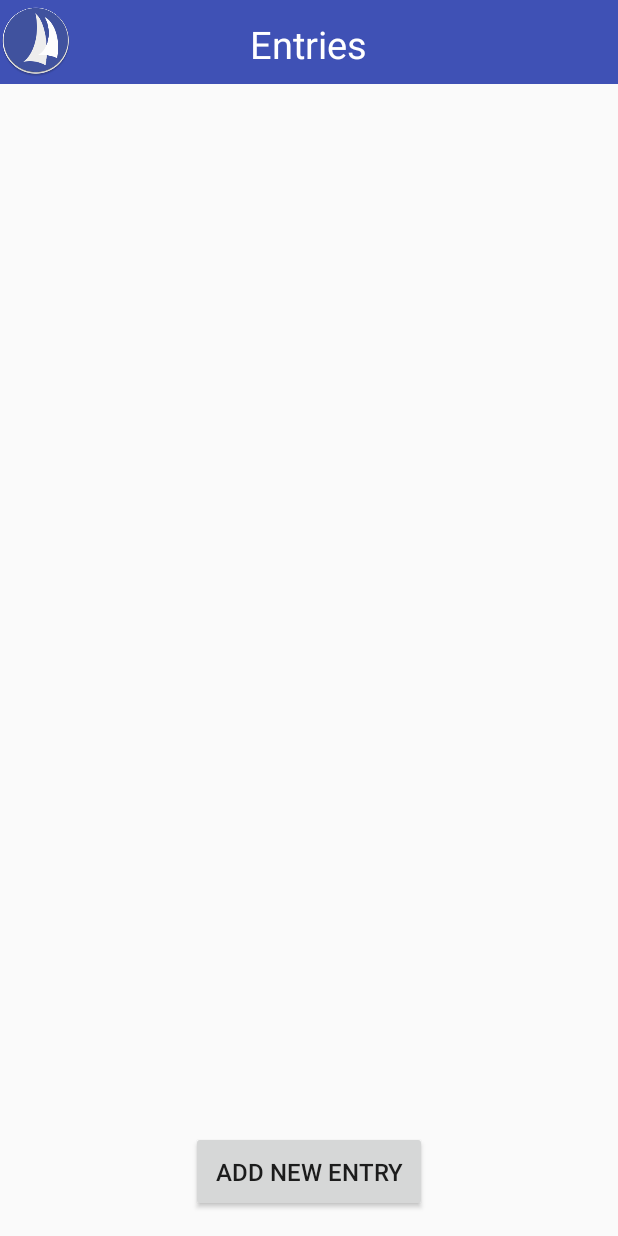
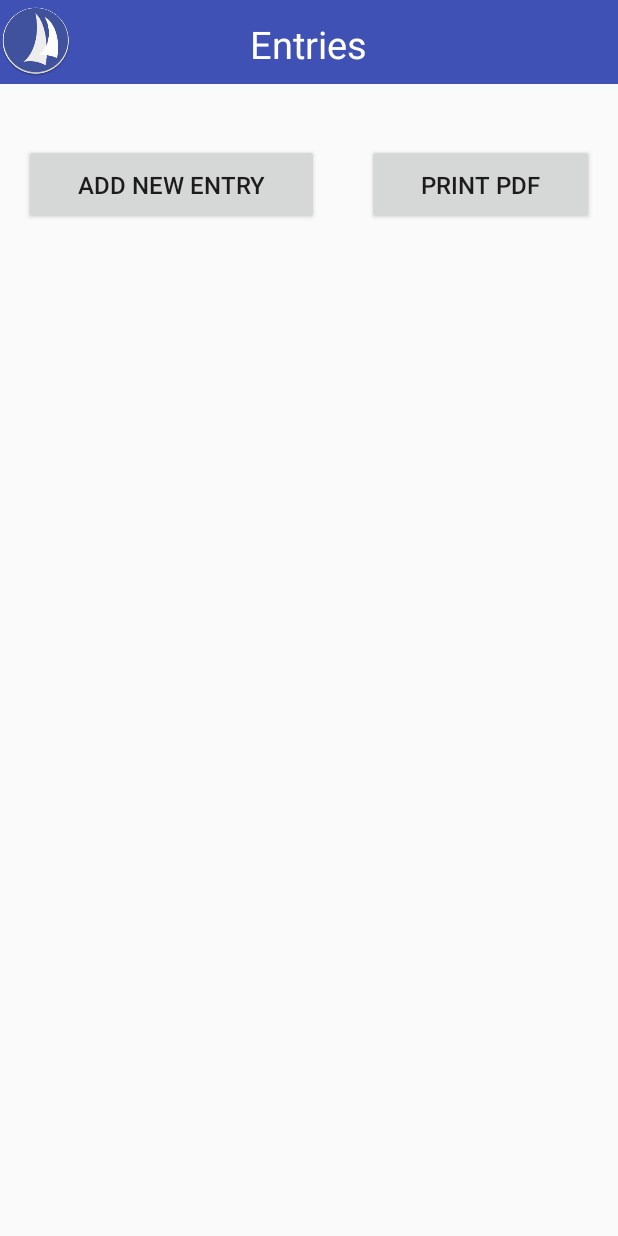
Before and after one commit to lovejoy777/boatlog, an Android app: the layout activity_main_entries.xml on its own in the app's theme, with its tools: preview values and no code run, on a phone screen of 412 x 824 dp. Run offline under Robolectric (Android 15) with nearby library versions, the phone set to English and light mode, and no system bars.

Commit message:
added table to pdf print

```diff
--- a/app/src/main/res/layout/activity_main_entries.xml
+++ b/app/src/main/res/layout/activity_main_entries.xml
@@ -44,21 +44,35 @@
         android:layout_height="wrap_content"
         android:layout_centerHorizontal="true"
         android:padding="12dp"
-        android:layout_below="@+id/toolbar"
-        android:layout_above="@+id/addNew">
+        android:layout_below="@+id/toolbar">
     </ListView>
+
+    <LinearLayout
+        android:id="@+id/buttonLayout"
+        android:layout_width="match_parent"
+        android:layout_height="wrap_content"
+        android:layout_below="@+id/listViewEntries">
 
     <Button
         android:id="@+id/addNew"
         android:layout_width="wrap_content"
         android:layout_height="wrap_content"
-        android:layout_centerHorizontal="true"
-        android:layout_alignParentBottom="true"
+        android:layout_weight="1"
         android:layout_margin="@dimen/activity_vertical_margin"
         android:padding="@dimen/activity_vertical_margin"
         android:textSize="16sp"
         android:text="@string/Add_New_entry"/>
 
+    <Button
+        android:id="@+id/print"
+        android:layout_width="wrap_content"
+        android:layout_height="wrap_content"
+        android:layout_weight="1"
+        android:layout_margin="@dimen/activity_vertical_margin"
+        android:padding="@dimen/activity_vertical_margin"
+        android:textSize="16sp"
+        android:text="PRINT PDF"/>
+    </LinearLayout>
 
 
 </RelativeLayout>
```
Also changed, not shown: app/src/main/java/com/lovejoy777/boatlog/CreateOrEditTripsActivity.java (+3 -79 lines), app/src/main/java/com/lovejoy777/boatlog/MainActivityEntries.java (+159 -5 lines), app/src/main/java/com/lovejoy777/boatlog/helper/PdfPrint.java (added, +8 -0 lines), 1 other file.
